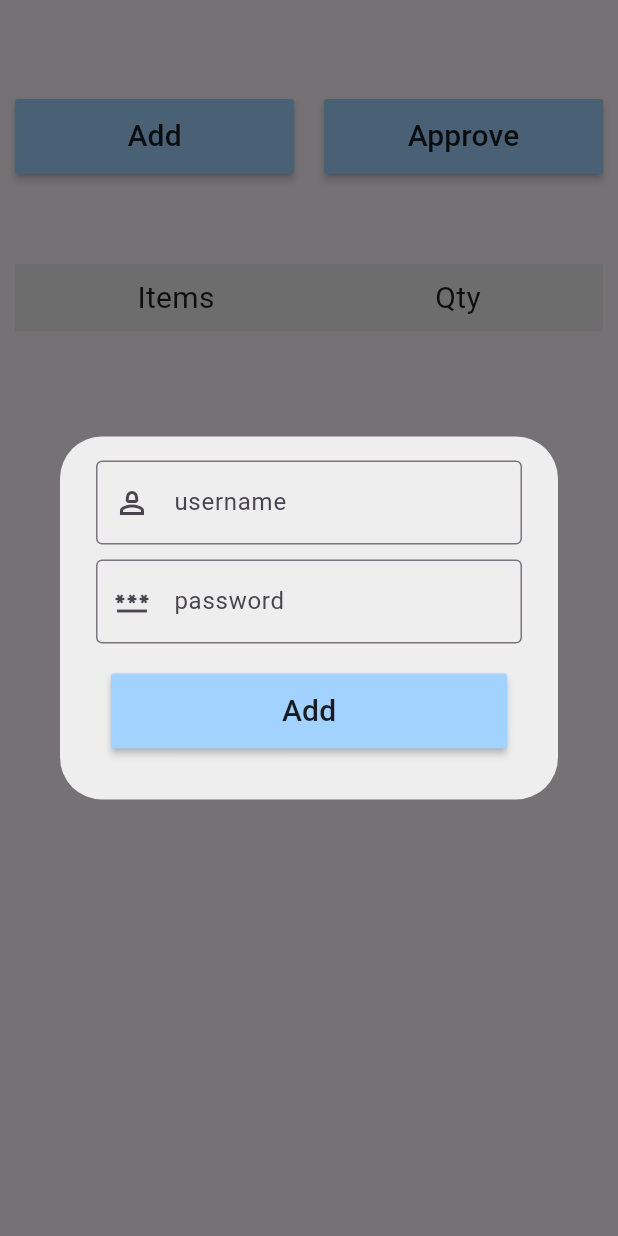
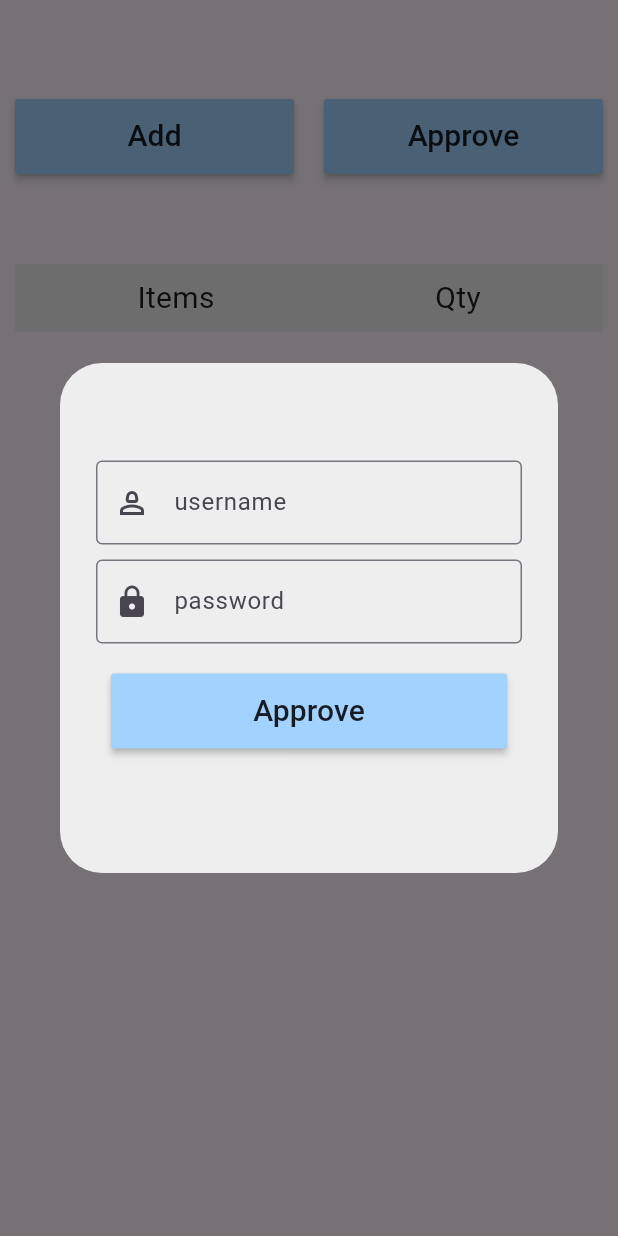
Before and after one commit to ibramaof/items_cart, a Flutter app: the screen it shows after launch, after a tap on "Approve", on a phone screen of 412 x 824 dp. Run offline on Flutter 3.47's test engine with Material 3 defaults, Android fonts, the phone set to English and light mode, and no system bars; our stand-ins replace hive_ce, hive_ce_flutter; accounts and stored records are empty.

Commit message:
update code

```diff
--- a/lib/components/approve_dial_box.dart
+++ b/lib/components/approve_dial_box.dart
@@ -5,12 +5,14 @@ import 'package:user_purchase/components/buttons.dart';
 class ApproveUserBox extends StatelessWidget {
   final TextEditingController userController;
   final TextEditingController passwordConttoller;
+  final GlobalKey<FormState> formKey;
   VoidCallback onAdd;
   ApproveUserBox({
     super.key,
     required this.userController,
     required this.passwordConttoller,
     required this.onAdd,
+    required this.formKey,
   });
 
   @override
@@ -19,13 +21,22 @@ class ApproveUserBox extends StatelessWidget {
       backgroundColor: Colors.grey[200],
       content: Container(
         width: 300,
-        height: 202,
+        height: 300,
         decoration: BoxDecoration(borderRadius: BorderRadius.circular(10)),
         child: Center(
+          child: Form(
+            key: formKey,
             child: Column(
+              mainAxisSize: MainAxisSize.min,
               children: [
                 SizedBox(
-                child: TextField(
+                  child: TextFormField(
+                    validator: (value) {
+                      if (value!.isEmpty) {
+                        return "Email required";
+                      }
+                      return null;
+                    },
                     controller: userController,
                     keyboardType: TextInputType.text,
                     decoration: InputDecoration(
@@ -38,12 +49,18 @@ class ApproveUserBox extends StatelessWidget {
                 Padding(
                   padding: const EdgeInsets.only(top: 10),
                   child: SizedBox(
-                  child: TextField(
+                    child: TextFormField(
+                      validator: (value) {
+                        if (value!.isEmpty) {
+                          return "password required";
+                        }
+                        return null;
+                      },
                       controller: passwordConttoller,
                       keyboardType: TextInputType.visiblePassword,
                       obscureText: true,
                       decoration: InputDecoration(
-                      prefixIcon: Icon(Icons.password_outlined),
+                        prefixIcon: Icon(Icons.lock),
                         labelText: 'password',
                         border: OutlineInputBorder(),
                       ),
@@ -54,13 +71,16 @@ class ApproveUserBox extends StatelessWidget {
                   padding: const EdgeInsets.only(top: 10),
                   child: Row(
                     mainAxisAlignment: MainAxisAlignment.spaceAround,
-                  children: [Buttons(buttonName: 'Add', onPressed: onAdd)],
+                    children: [
+                      Buttons(buttonName: 'Approve', onPressed: onAdd),
+                    ],
                   ),
                 ),
               ],
             ),
           ),
         ),
+      ),
     );
   }
 }
--- a/lib/main.dart
+++ b/lib/main.dart
@@ -1,5 +1,4 @@
 import 'package:flutter/material.dart';
-import 'package:hive_ce/hive_ce.dart';
 import 'package:hive_ce_flutter/hive_flutter.dart';
 import 'package:user_purchase/pages/purchase_page.dart';
 
--- a/lib/pages/purchase_page.dart
+++ b/lib/pages/purchase_page.dart
@@ -17,7 +17,8 @@ class _PurchasePageState extends State<PurchasePage> {
   final _controller = TextEditingController();
   final user_controller = TextEditingController();
   final password_controller = TextEditingController();
-  String itemName = 'apple';
+  final GlobalKey<FormState> formKey = GlobalKey<FormState>();
+  String itemName = 'Apple';
   void onSelected(dynamic value) {
     setState(() {
       itemName = value;
@@ -27,9 +28,12 @@ class _PurchasePageState extends State<PurchasePage> {
   List items = [];
   List itemsData = ['Apple', 'Orange', 'Banana', 'Tomatos'];
   void onAdd() {
+    if (_controller.text.trim().isEmpty) return;
+    final qty = int.tryParse(_controller.text);
+    if (qty == null) return;
+
     setState(() {
-      // load data and check if empty
-      items.add([itemName, int.parse(_controller.text)]);
+      items.add([itemName, qty]);
     });
     saveToDatabase();
     _controller.clear();
@@ -61,12 +65,15 @@ class _PurchasePageState extends State<PurchasePage> {
       context: context,
       builder: (context) {
         return ApproveUserBox(
+          formKey: formKey,
           userController: user_controller,
           passwordConttoller: password_controller,
           onAdd: () {
-            user_controller.clear();
-            password_controller.clear();
-            Navigator.pop(context);
+            if (formKey.currentState!.validate()) {
+              user_controller.clear();
+              password_controller.clear();
+              Navigator.pop(context);
+            }
           },
         );
       },
```
Lines whose indentation alone changed are shown as unchanged.
